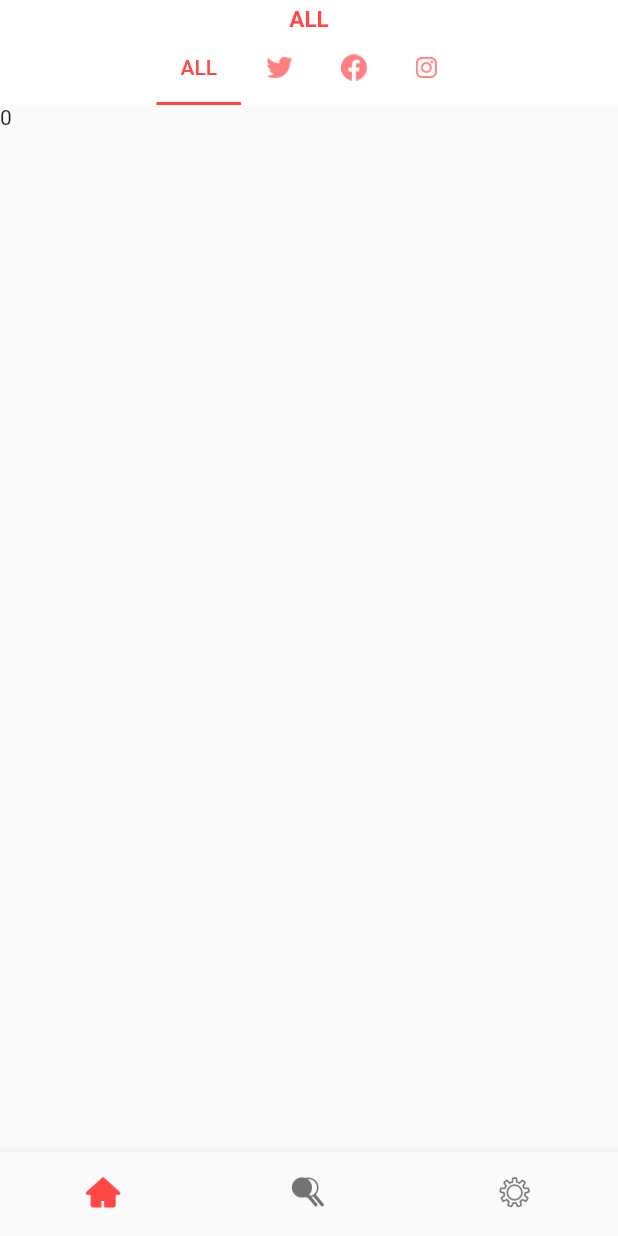
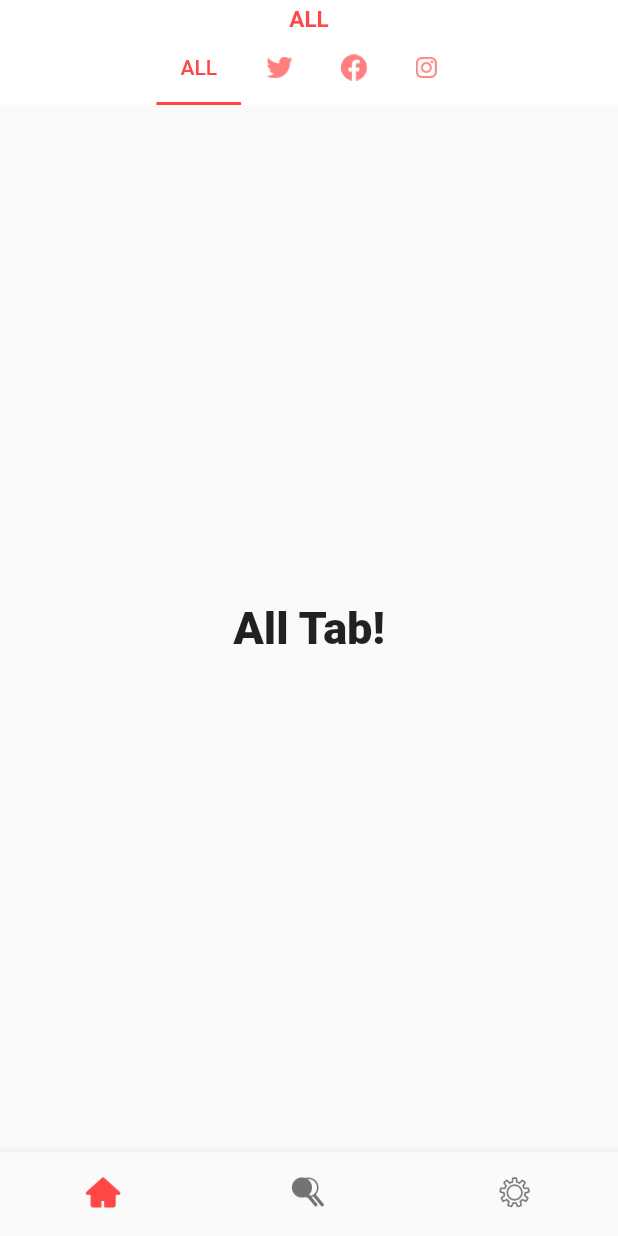
Before and after one commit to prohannah07/ThreadUI, a Flutter app: the screen it shows after launch, on a phone screen of 412 x 824 dp. Run offline on Flutter 3.47's test engine with Material 2 defaults, Android fonts, the light colour scheme and no system bars.

Commit message:
added dummy pages to hometab Tabbar

```diff
--- a/lib/tabs/homeTab/HomeTabTopNavigationBar.dart
+++ b/lib/tabs/homeTab/HomeTabTopNavigationBar.dart
@@ -1,6 +1,12 @@
 import 'package:flutter/material.dart';
 
 import '../../colorPallete/ThreadColorPallete.dart';
+
+import '.././topTabBarPages/TabBarPage.dart';
+
+/*
+Do not have a search bar
+*/
 
 class HomeTabTopNavigationBar extends StatefulWidget {
   @override
@@ -96,14 +102,10 @@ class _HomeTabTopNavigationBarState extends State<HomeTabTopNavigationBar>
     return TabBarView(
       controller: _tabController,
       children: [
-        Text(_currentIndex.toString()),
-        Text(_currentIndex.toString()),
-        Text(_currentIndex.toString()),
-        Text(_currentIndex.toString()),
-        // Icon(Icons.home),
-        // ImageIcon(AssetImage("assets/socialMediaIcons/twitter.png")),
-        // ImageIcon(AssetImage("assets/socialMediaIcons/facebook.png")),
-        // ImageIcon(AssetImage("assets/socialMediaIcons/instagram.png")),
+        TabBarPage(tabPageName: "All Tab!",),
+        TabBarPage(tabPageName: "Twitter Tab!",),
+        TabBarPage(tabPageName: "Facebook Tab!",),
+        TabBarPage(tabPageName: "Instagram Tab!",),
       ],
     );
   }
--- /dev/null
+++ b/lib/tabs/topTabBarPages/TabBarPage.dart
@@ -0,0 +1,24 @@
+import 'package:flutter/material.dart';
+
+import '../../colorPallete/ThreadColorPallete.dart';
+
+class TabBarPage extends StatelessWidget {
+  String tabPageName;
+
+  TabBarPage({this.tabPageName});
+
+  @override
+  Widget build(BuildContext context) {
+    return Scaffold(
+      body: Center(
+        child: Text(
+          tabPageName,
+          style: TextStyle(
+            fontSize: 30,
+            fontWeight: FontWeight.w900,
+          ),
+        ),
+      ),
+    );
+  }
+}
--- /dev/null
+++ b/lib/tabs/topTabBarPages/socialMediaPostWidgets/SMPostCard.dart
@@ -0,0 +1,17 @@
+import 'package:flutter/material.dart';
+
+import '../../.././colorPallete/ThreadColorPallete.dart';
+
+class SMPostCard extends StatefulWidget {
+  @override
+  _SMPostCardState createState() => _SMPostCardState();
+}
+
+class _SMPostCardState extends State<SMPostCard> {
+  @override
+  Widget build(BuildContext context) {
+    return Container(
+
+    );
+  }
+}
```
